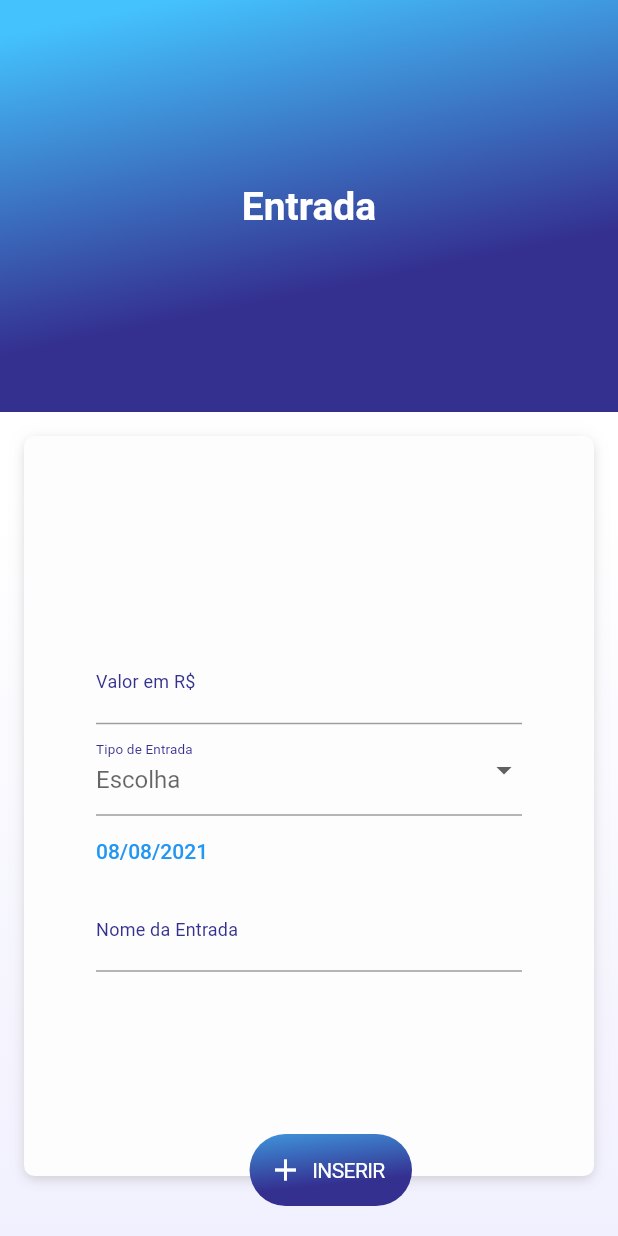
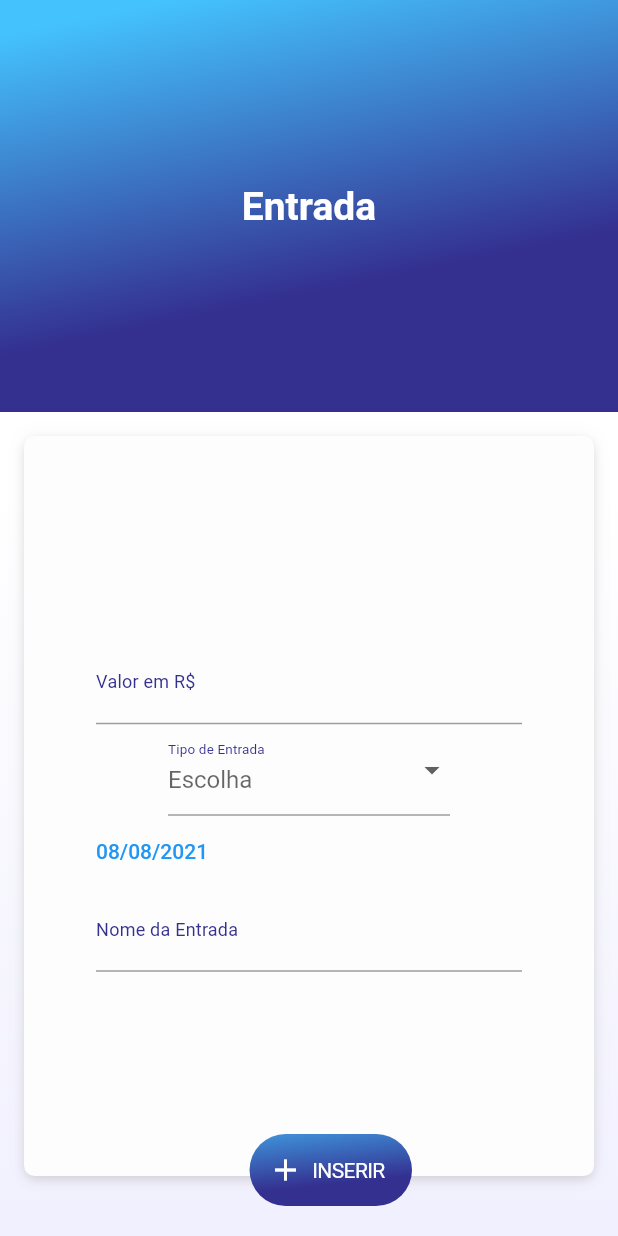
Before and after one commit to devguusta/RaroAcademy_Budget, a Flutter app: the InPage screen opened by its route, on a phone screen of 412 x 824 dp. Run offline on Flutter 3.47's test engine with Material 2 defaults, Android fonts, the phone set to English and light mode, and no system bars; missing offline and left inert: animated_card; project files that could hold a hidden picture were left out.

Commit message:
refatora e componetiza dropdown_widget

```diff
--- a/lib/shared/widgets/dropdown_widget.dart
+++ b/lib/shared/widgets/dropdown_widget.dart
@@ -26,7 +26,13 @@ class _DropdownWidgetState extends State<DropdownWidget> {
   @override
   Widget build(BuildContext context) {
     print("widget atualizado");
-    return DropdownButtonFormField(
+    return Flex(
+      direction: Axis.horizontal,
+      children: [
+        Expanded(
+          child: Padding(
+            padding: const EdgeInsets.symmetric(horizontal: 48.0),
+            child: DropdownButtonFormField(
               value: widget.value,
               decoration: InputDecoration(
                 hintText: "Escolha",
@@ -37,6 +43,10 @@ class _DropdownWidgetState extends State<DropdownWidget> {
               selectedItemBuilder: widget.selectedItemBuilder,
               items: widget.items,
               onChanged: widget.onChanged,
+            ),
+          ),
+        )
+      ],
     );
   }
 }
```
Lines whose indentation alone changed are shown as unchanged.
